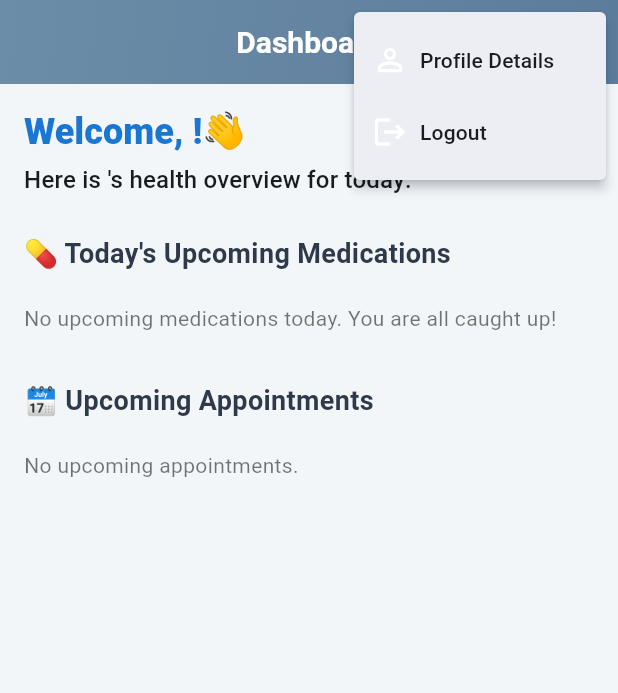
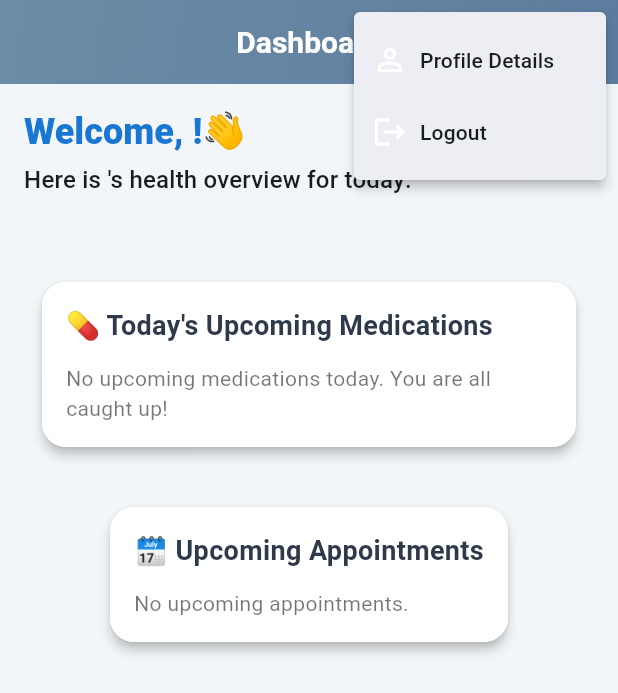
Before and after one commit to amartin217/careSyncApp, a Flutter app: the DashboardPage screen opened directly, after a tap on the "account circle" icon, on a phone screen of 412 x 824 dp. Shown: the top 693 px of the screen. Run offline on Flutter 3.47's test engine with Material 3 defaults, Android fonts, the phone set to English and light mode, and no system bars; our stand-ins replace supabase_flutter; accounts and stored records are empty.

Commit message:
Update dashboard ui

```diff
--- a/test_app/lib/pages/calendar_page.dart
+++ b/test_app/lib/pages/calendar_page.dart
@@ -8,6 +8,7 @@ import '../widgets/profile_menu.dart';
 final supabase = Supabase.instance.client;
 
 class CalendarPage extends StatefulWidget {
+
   const CalendarPage({super.key});
 
   @override
@@ -1359,9 +1360,14 @@ Widget _buildAppointmentCard(CaregiverAppointment appointment, Caregiver? caregi
 
                   // 1️⃣ Update local state optimistically
                   final index = appointments.indexWhere((a) => a.id == appointment.id);
-                  setState(() {
-                    appointments[index] = updatedAppointment;
-                  });
+                  if(index!= -1){
+                    setState(() {
+                      appointments[index] = updatedAppointment;
+                    });
+                  }
+                  else{
+                    print("Error: could not find appointment to update locally.");
+                  }
 
                   // 2️⃣ Update backend
                   try {
--- a/test_app/lib/pages/dashboard_page.dart
+++ b/test_app/lib/pages/dashboard_page.dart
@@ -1,7 +1,5 @@
 import 'package:flutter/material.dart';
-import '../widgets/stat_card.dart';
 import 'package:supabase_flutter/supabase_flutter.dart';
-import 'link_patient_page.dart';
 import '../widgets/profile_menu.dart';
 import 'package:intl/intl.dart';
 
@@ -27,8 +25,8 @@ class DashboardPage extends StatelessWidget {
 
   Color _getMedColor(String medId) {
     if (!medColors.containsKey(medId)) {
-      final index = medColors.length % colors.length; // sequential assignment
-      medColors[medId] = colors[index].shade300; // Store the specific shade
+      final index = medColors.length % colors.length;
+      medColors[medId] = colors[index].shade300;
     }
     return medColors[medId]!;
   }
@@ -43,7 +41,6 @@ class DashboardPage extends StatelessWidget {
     final userId = supabase.auth.currentUser?.id;
     if (userId == null) return null;
 
-    // Fetch current user's profile
     final profile = await supabase
         .from('Profile')
         .select('user_id, is_patient, name')
@@ -97,25 +94,20 @@ class DashboardPage extends StatelessWidget {
     final today = DateTime.now().toIso8601String().split('T')[0];
     final userId = supabase.auth.currentUser!.id;
 
-    // Determine patient
     final relation = await supabase
         .from('CareRelation')
         .select('patient_id')
         .eq('user_id', userId)
         .maybeSingle();
+
     final patientId =
         relation != null ? relation['patient_id'] as String : userId;
 
-    // Fetch data
-    final timeslots = await supabase
-        .from('Timeslot')
-        .select()
-        .eq('patient_id', patientId);
+    final timeslots =
+        await supabase.from('Timeslot').select().eq('patient_id', patientId);
 
-    final meds = await supabase
-        .from('Medication')
-        .select()
-        .eq('patient_id', patientId);
+    final meds =
+        await supabase.from('Medication').select().eq('patient_id', patientId);
 
     final logs = await supabase
         .from('MedicationLog')
@@ -146,8 +138,7 @@ class DashboardPage extends StatelessWidget {
                 l['medication_id'] == m['id'] && l['timeslot_id'] == slotId)
             .toList();
         final log = matchingLogs.isNotEmpty ? matchingLogs.first : null;
-        final isTaken =
-            log != null ? (log['is_taken'] as bool? ?? false) : false;
+        final isTaken = log != null ? (log['is_taken'] as bool? ?? false) : false;
 
         final item = {
           'id': m['id'],
@@ -160,6 +151,7 @@ class DashboardPage extends StatelessWidget {
 
         final slotMinutes = slotTime.hour * 60 + slotTime.minute;
         final nowMinutes = now.hour * 60 + now.minute;
+
         if (!isTaken && slotMinutes < nowMinutes) {
           missed.add(item);
         } else if (!isTaken && slotMinutes >= nowMinutes) {
@@ -185,7 +177,6 @@ class DashboardPage extends StatelessWidget {
     List<dynamic> events;
 
     if (isPatient) {
-      // Patient sees all their own upcoming events
       events = await supabase
           .from('Event')
           .select('event_id, name, start_datetime, end_datetime, description')
@@ -193,7 +184,6 @@ class DashboardPage extends StatelessWidget {
           .gte('start_datetime', now)
           .order('start_datetime', ascending: true);
     } else {
-      // Caregiver sees only their assigned events
       events = await supabase
           .from('Event')
           .select('event_id, name, start_datetime, end_datetime, description')
@@ -205,6 +195,39 @@ class DashboardPage extends StatelessWidget {
     return (events as List).map((e) => e as Map<String, dynamic>).toList();
   }
 
+  // -------------------
+  // SECTION CARD HELPER
+  // -------------------
+
+  Widget _sectionCard({
+    required String title,
+    required Widget child,
+    Color? color,
+  }) {
+    return Card(
+      elevation: 3,
+      shape: RoundedRectangleBorder(
+        borderRadius: BorderRadius.circular(16),
+      ),
+      child: Container(
+        padding: const EdgeInsets.all(16),
+        decoration: BoxDecoration(
+          color: color ?? Colors.white,
+          borderRadius: BorderRadius.circular(16),
+        ),
+        child: Column(
+          crossAxisAlignment: CrossAxisAlignment.start,
+          children: [
+            Text(title,
+                style: const TextStyle(
+                    fontSize: 18, fontWeight: FontWeight.bold)),
+            const SizedBox(height: 12),
+            child,
+          ],
+        ),
+      ),
+    );
+  }
 
   @override
   Widget build(BuildContext context) {
@@ -249,38 +272,31 @@ class DashboardPage extends StatelessWidget {
             flexibleSpace: Container(
               decoration: const BoxDecoration(
                 gradient: LinearGradient(
-                colors: [Color(0xFF6C8DA7), Color(0xFF5C7C9D)], // soft gradient
+                  colors: [Color(0xFF6C8DA7), Color(0xFF5C7C9D)],
                   begin: Alignment.topLeft,
                   end: Alignment.bottomRight,
                 ),
               ),
             ),
-          actions: const [
-            ProfileMenuButton(),
-          ],
+            actions: const [ProfileMenuButton()],
           ),
           body: SingleChildScrollView(
-            child: Padding(
-              padding: const EdgeInsets.all(16.0),
+            padding: const EdgeInsets.all(16),
             child: Column(
-                crossAxisAlignment: CrossAxisAlignment.start, // Align content left
+              crossAxisAlignment: CrossAxisAlignment.start,
               children: [
-                  // 👋 Personalized welcome section
-                  Text(
-                    "Welcome, $userName!👋",
+                Text("Welcome, $userName!👋",
                     style: Theme.of(context).textTheme.headlineSmall!.copyWith(
                         fontWeight: FontWeight.w900,
-                          color: Theme.of(context).primaryColorDark,
-                        ),
-                  ),
+                        color: Theme.of(context).primaryColorDark)),
                 const SizedBox(height: 4),
-                  Text(
-                    welcomeLine,
-                    style: Theme.of(context).textTheme.titleMedium,
-                  ),
+                Text(welcomeLine,
+                    style: Theme.of(context).textTheme.titleMedium),
                 const SizedBox(height: 24),
 
-                  if (isPatient) ...[
+                if (isPatient)
+                  Column(
+                    children: [
                       Container(
                         width: double.infinity,
                         padding: const EdgeInsets.all(16),
@@ -292,10 +308,8 @@ class DashboardPage extends StatelessWidget {
                         child: Column(
                           crossAxisAlignment: CrossAxisAlignment.start,
                           children: [
-                          Text(
-                            "Your Patient Share Code:",
-                            style: Theme.of(context).textTheme.titleSmall,
-                          ),
+                            Text("Your Patient Share Code:",
+                                style: Theme.of(context).textTheme.titleSmall),
                             const SizedBox(height: 4),
                             SelectableText(
                               data['code'] ?? 'N/A',
@@ -311,6 +325,7 @@ class DashboardPage extends StatelessWidget {
                       ),
                       const SizedBox(height: 24),
                     ],
+                  ),
 
                 if (!isPatient && !hasLinkedPatient)
                   Padding(
@@ -318,18 +333,19 @@ class DashboardPage extends StatelessWidget {
                     child: Center(
                       child: Text(
                         "No patient linked yet. Use the link page to connect with a patient.",
-                          style: TextStyle(color: Colors.black54, fontStyle: FontStyle.italic),
+                        style: TextStyle(
+                            color: Colors.black54,
+                            fontStyle: FontStyle.italic),
                         textAlign: TextAlign.center,
                       ),
                     ),
                   )
                 else
-                    FutureBuilder<Map<String, List<Map<String, dynamic>>>>(
+                  FutureBuilder<
+                      Map<String, List<Map<String, dynamic>>>>(
                     future: _fetchMedications(),
                     builder: (context, medsSnapshot) {
-                        if (medsSnapshot.connectionState ==
-                            ConnectionState.waiting) {
-                          // Only show indicator for this section
+                      if (!medsSnapshot.hasData) {
                         return const Center(
                             child: Padding(
                           padding: EdgeInsets.symmetric(vertical: 40.0),
@@ -341,91 +357,71 @@ class DashboardPage extends StatelessWidget {
                       final upcoming = medsSnapshot.data!['upcoming']!;
 
                       return Column(
-                          crossAxisAlignment: CrossAxisAlignment.start,
                         children: [
-                            if (missed.isNotEmpty) ...[
-                              Row(
-                                children: [
-                                  const Text(
-                                    "⚠️ Missed Doses",
-                                    style: TextStyle(
-                                      fontSize: 18,
-                                      fontWeight: FontWeight.bold,
-                                      color: Colors.red,
-                                    ),
-                                  ),
-                                ],
-                              ),
-                              const SizedBox(height: 12),
-                              Wrap(
+                          // MISSED DOSES CARD -----------------------
+                          if (missed.isNotEmpty)
+                            _sectionCard(
+                              title: "⚠️ Missed Doses",
+                              color: Colors.red.shade50,
+                              child: Wrap(
                                 spacing: 10,
                                 runSpacing: 10,
                                 children: missed
                                     .map((m) => _buildMedTile(context, m))
                                     .toList(),
                               ),
-                              const SizedBox(height: 32),
-                            ],
-                            const Text(
-                              "💊 Today's Upcoming Medications",
-                              style: TextStyle(
-                                fontSize: 18,
-                                fontWeight: FontWeight.bold,
                             ),
-                            ),
-                            const SizedBox(height: 12),
-                            if (upcoming.isEmpty)
-                              Padding(
-                                padding: const EdgeInsets.only(top: 8.0),
-                                child: Text("No upcoming medications today. You are all caught up!", style: TextStyle(color: Colors.black54)),
+
+                          const SizedBox(height: 24),
+
+                          // UPCOMING MEDS CARD ---------------------
+                          _sectionCard(
+                            title: "💊 Today's Upcoming Medications",
+                            child: upcoming.isEmpty
+                                ? Text(
+                                    "No upcoming medications today. You are all caught up!",
+                                    style:
+                                        TextStyle(color: Colors.black54),
                                   )
-                            else
-                              Wrap(
+                                : Wrap(
                                     spacing: 10,
                                     runSpacing: 10,
                                     children: upcoming
                                         .map((m) => _buildMedTile(context, m))
                                         .toList(),
                                   ),
-                            const SizedBox(height: 32),
-                            // Upcoming Events Section
+                          ),
+
+                          const SizedBox(height: 24),
+
+                          // UPCOMING EVENTS CARD -------------------
                           FutureBuilder<List<Map<String, dynamic>>>(
-                              future:
-                                  _fetchUpcomingEvents(isPatient: isPatient),
+                            future: _fetchUpcomingEvents(isPatient: isPatient),
                             builder: (context, eventSnapshot) {
-                                if (eventSnapshot.connectionState ==
-                                    ConnectionState.waiting) {
+                              if (!eventSnapshot.hasData) {
                                 return const Center(
                                     child: Padding(
-                                    padding:
-                                        EdgeInsets.symmetric(vertical: 20.0),
+                                  padding: EdgeInsets.symmetric(vertical: 20.0),
                                   child: CircularProgressIndicator(),
                                 ));
                               }
 
-                                final events = eventSnapshot.data ?? [];
+                              final events = eventSnapshot.data!;
 
-                                return Column(
-                                  crossAxisAlignment: CrossAxisAlignment.start,
-                                  children: [
-                                    const Text(
-                                      "🗓️ Upcoming Appointments",
-                                      style: TextStyle(
-                                        fontSize: 18,
-                                        fontWeight: FontWeight.bold,
+                              return _sectionCard(
+                                title: "🗓️ Upcoming Appointments",
+                                child: events.isEmpty
+                                    ? Text(
+                                        "No upcoming appointments.",
+                                        style:
+                                            TextStyle(color: Colors.black54),
+                                      )
+                                    : Column(
+                                        children: events
+                                            .map((e) =>
+                                                _buildEventTile(context, e))
+                                            .toList(),
                                       ),
-                                    ),
-                                    const SizedBox(height: 12),
-                                    if (events.isEmpty)
-                                      Padding(
-                                        padding: const EdgeInsets.only(top: 8.0),
-                                        child: Text("No upcoming appointments.", style: TextStyle(color: Colors.black54)),
-                                      )
-                                    else
-                                      ...events
-                                          .map((e) => _buildEventTile(context, e))
-                                          .toList(),
-                                  ],
                               );
                             },
                           ),
@@ -436,13 +432,14 @@ class DashboardPage extends StatelessWidget {
               ],
             ),
           ),
-          ),
         );
       },
     );
   }
 
-  // --- UI WIDGETS ---
+  // ------------------------
+  // MED TILE + EVENT TILE UI
+  // ------------------------
 
   Widget _buildMedTile(BuildContext context, Map<String, dynamic> med) {
     final time = med['time'] as TimeOfDay;
@@ -450,25 +447,26 @@ class DashboardPage extends StatelessWidget {
     final medColor = _getMedColor(med['id']);
     final medDarkColor = _getMedDarkColor(med['id']);
 
-    // Check if missed to apply an error style
     final isMissed = med['isTaken'] == false &&
-        (time.hour * 60 + time.minute) < (TimeOfDay.now().hour * 60 + TimeOfDay.now().minute);
+        (time.hour * 60 + time.minute) <
+            (TimeOfDay.now().hour * 60 + TimeOfDay.now().minute);
 
     return Card(
       elevation: 2,
       margin: const EdgeInsets.all(0),
       shape: RoundedRectangleBorder(
         borderRadius: BorderRadius.circular(12),
-        // Use a more distinct border for missed items
         side: BorderSide(
-          color: isMissed ? Colors.red.shade400 : medColor.withOpacity(0.5), // Fixed shade error
+          color:
+              isMissed ? Colors.red.shade400 : medColor.withOpacity(0.5),
           width: 1.5,
         ),
       ),
       child: Container(
         padding: const EdgeInsets.all(12),
         decoration: BoxDecoration(
-          color: isMissed ? Colors.red.shade50 : medColor.withOpacity(0.1),
+          color:
+              isMissed ? Colors.red.shade50 : medColor.withOpacity(0.1),
           borderRadius: BorderRadius.circular(12),
         ),
         child: Column(
@@ -478,19 +476,21 @@ class DashboardPage extends StatelessWidget {
             Text(
               med['name'] ?? 'Unnamed Medication',
               style: Theme.of(context).textTheme.titleSmall!.copyWith(
-                    fontWeight: FontWeight.bold,
-                    color: Colors.black87,
-                  ),
+                  fontWeight: FontWeight.bold, color: Colors.black87),
             ),
             const SizedBox(height: 4),
             Row(
-              mainAxisSize: MainAxisSize.min,
               children: [
-                Icon(Icons.access_time, size: 16, color: isMissed ? Colors.red.shade700 : medDarkColor),
+                Icon(Icons.access_time,
+                    size: 16,
+                    color: isMissed
+                        ? Colors.red.shade700
+                        : medDarkColor),
                 const SizedBox(width: 4),
                 Text(
                   "${med['label'] ?? 'Dose'} ($timeStr)",
-                  style: const TextStyle(fontSize: 13, fontWeight: FontWeight.w500),
+                  style: const TextStyle(
+                      fontSize: 13, fontWeight: FontWeight.w500),
                 ),
               ],
             ),
@@ -508,9 +508,9 @@ class DashboardPage extends StatelessWidget {
   Widget _buildEventTile(BuildContext context, Map<String, dynamic> event) {
     final start = DateTime.parse(event['start_datetime']);
     final end = DateTime.parse(event['end_datetime']);
-    final dateStr = DateFormat('EEE, MMM d').format(start); // Date only
+    final dateStr = DateFormat('EEE, MMM d').format(start);
     final timeStr =
-        "${DateFormat('h:mm a').format(start)} - ${DateFormat('h:mm a').format(end)}"; // Time range only
+        "${DateFormat('h:mm a').format(start)} - ${DateFormat('h:mm a').format(end)}";
 
     return Card(
       margin: const EdgeInsets.symmetric(vertical: 8),
@@ -524,11 +524,8 @@ class DashboardPage extends StatelessWidget {
             color: Colors.teal.shade100,
             borderRadius: BorderRadius.circular(10),
           ),
-          child: const Icon(
-            Icons.calendar_month,
-            size: 28,
-            color: Colors.teal,
-          ),
+          child: const Icon(Icons.calendar_month,
+              size: 28, color: Colors.teal),
         ),
         title: Text(
           event['name'] ?? 'Untitled Event',
@@ -544,11 +541,15 @@ class DashboardPage extends StatelessWidget {
             Text(
               dateStr,
               style: const TextStyle(
-                  fontSize: 14, fontWeight: FontWeight.bold, color: Colors.black87),
+                fontSize: 14,
+                fontWeight: FontWeight.bold,
+                color: Colors.black87,
+              ),
             ),
             Text(
               timeStr,
-              style: const TextStyle(fontSize: 12, color: Colors.black54),
+              style:
+                  const TextStyle(fontSize: 12, color: Colors.black54),
             ),
             if (event['description'] != null &&
                 (event['description'] as String).trim().isNotEmpty)
```
Lines whose indentation alone changed are shown as unchanged.
